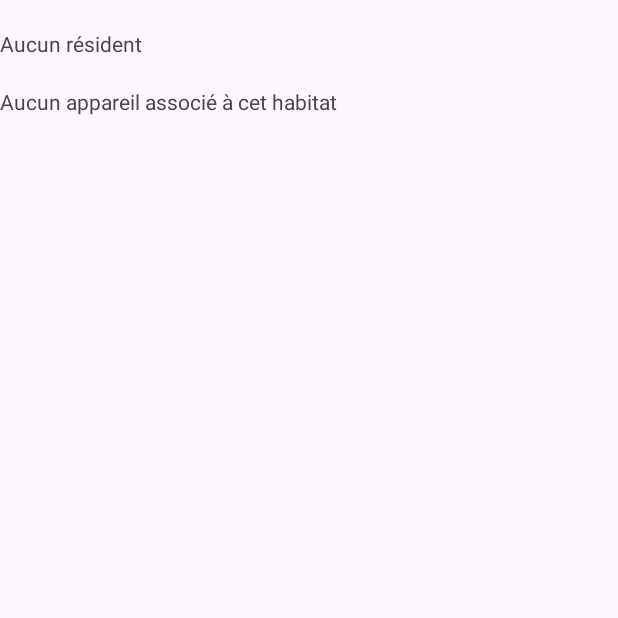
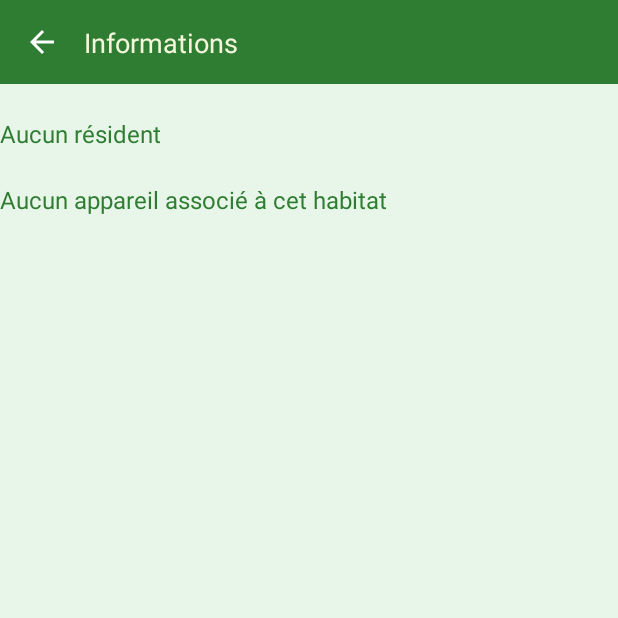
Before and after one commit to FlorianKP/Projet_Dev_Mobile, an Android app: the HabitatDetailActivity screen opened directly, with no data from a screen before it, on a phone screen of 412 x 824 dp, the top half of it. Run offline under Robolectric (Android 15) with nearby library versions, the phone set to English and light mode, and no system bars; libraries missing offline, so code that uses them is left out: com.koushikdutta.async, com.koushikdutta.ion; pictures from the network do not load; 4 statements that could not run were skipped.

Commit message:
front des listes

```diff
--- a/app/src/main/AndroidManifest.xml
+++ b/app/src/main/AndroidManifest.xml
@@ -10,6 +10,7 @@
         android:fullBackupContent="@xml/backup_rules"
         android:icon="@mipmap/ic_launcher"
         android:label="@string/app_name"
+
         android:roundIcon="@mipmap/ic_launcher_round"
         android:supportsRtl="true"
         android:theme="@style/Theme.PowerHome"
--- a/app/src/main/java/iut/dam/projet_dev_mobile/HabitatActivity.java
+++ b/app/src/main/java/iut/dam/projet_dev_mobile/HabitatActivity.java
@@ -27,7 +27,7 @@ import iut.dam.projet_dev_mobile.entities.Habitat;
 
 public class HabitatActivity extends AppCompatActivity {
 
-    private static final String SERVER_URL = "http://192.168.1.22/powerhome/getHabitats_v3.php";
+    private static final String SERVER_URL = "http://192.168.1.140/powerhome/getHabitats_v3.php";
     private ListView listView;
     private ProgressDialog pDialog;
 
@@ -36,6 +36,7 @@ public class HabitatActivity extends AppCompatActivity {
         super.onCreate(savedInstanceState);
         EdgeToEdge.enable(this);
         setContentView(R.layout.activity_list);
+        getSupportActionBar().hide();
 
         // 🔹 INITIALISATION de listView AVANT d’appeler fetchHabitatsFromServer()
         listView = findViewById(R.id.listView);
@@ -104,5 +105,8 @@ public class HabitatActivity extends AppCompatActivity {
         HabitatAdapter adapter = new HabitatAdapter(this, R.layout.item_habitat, habitats);
         listView.setAdapter(adapter);
     }
-
+    public void clickRetour(View view) {
+        Intent intent = new Intent(HabitatActivity.this, HabitatActivity.class);
+        startActivity(intent);
+    }
 }
--- a/app/src/main/java/iut/dam/projet_dev_mobile/HabitatDetailActivity.java
+++ b/app/src/main/java/iut/dam/projet_dev_mobile/HabitatDetailActivity.java
@@ -1,7 +1,9 @@
 package iut.dam.projet_dev_mobile;
 
+import android.content.Intent;
 import android.os.Bundle;
 import android.util.Log;
+import android.view.View;
 import android.widget.TextView;
 import android.widget.Toast;
 
@@ -20,7 +22,7 @@ import iut.dam.projet_dev_mobile.entities.Appliance;
 import iut.dam.projet_dev_mobile.entities.Habitat;
 
 public class HabitatDetailActivity extends AppCompatActivity {
-    private static final String SERVER_URL = "http://192.168.1.22/powerhome/getTotalWattage.php";
+    private static final String SERVER_URL = "http://192.168.1.140/powerhome/getTotalWattage.php";
     private Habitat habitat;
 
     @Override
@@ -85,4 +87,8 @@ public class HabitatDetailActivity extends AppCompatActivity {
                     }
                 });
     }
+    public void clickRetour(View view) {
+        Intent intent = new Intent(HabitatDetailActivity.this, HabitatActivity.class);
+        startActivity(intent);
+    }
 }
--- a/app/src/main/java/iut/dam/projet_dev_mobile/LoginActivity.java
+++ b/app/src/main/java/iut/dam/projet_dev_mobile/LoginActivity.java
@@ -23,7 +23,7 @@ import org.json.JSONObject;
 
 public class LoginActivity extends AppCompatActivity {
 
-    private static final String LOGIN_URL = "http://192.168.1.22/powerhome/login.php";
+    private static final String LOGIN_URL = "http://192.168.1.140/powerhome/login.php";
 
     @Override
     protected void onCreate(Bundle savedInstanceState) {
--- a/app/src/main/java/iut/dam/projet_dev_mobile/RegisterActivity.java
+++ b/app/src/main/java/iut/dam/projet_dev_mobile/RegisterActivity.java
@@ -23,7 +23,7 @@ import com.koushikdutta.async.future.FutureCallback;
 import com.koushikdutta.ion.Ion;
 
 public class RegisterActivity extends AppCompatActivity {
-    private static final String LOGIN_URL = "http://192.168.1.22/powerhome/register.php";
+    private static final String LOGIN_URL = "http://192.168.1.140/powerhome/register.php";
 
     @Override
     protected void onCreate(Bundle savedInstanceState) {
--- a/app/src/main/res/layout/activity_habitat_detail.xml
+++ b/app/src/main/res/layout/activity_habitat_detail.xml
@@ -6,26 +6,67 @@
     android:layout_width="match_parent"
     android:layout_height="match_parent"
     android:orientation="vertical"
+    android:background="@color/eco_green_light"
     tools:context=".HabitatDetailActivity">
+    <LinearLayout
+        android:id="@+id/header"
+        android:layout_width="match_parent"
+        android:layout_height="56dp"
+        android:background="@color/eco_green_dark"
+        android:orientation="horizontal"
+        android:padding="16dp"
+        android:gravity="center_vertical"
+        android:weightSum="1"
+        app:layout_constraintTop_toTopOf="parent">
+        <ImageButton
+            android:id="@+id/btn_back"
+            android:layout_width="24dp"
+            android:layout_height="24dp"
+            android:layout_marginEnd="16dp"
+            android:src="@drawable/baseline_arrow_back_24"
+            android:background="?android:attr/selectableItemBackgroundBorderless"
+            android:layout_weight="0"
+            android:onClick="clickRetour"
+            />
+        <TextView
+            android:layout_width="match_parent"
+            android:layout_height="match_parent"
+            android:text="Informations"
+            android:textColor="@color/eco_beige"
+            android:textSize="18sp"
+            android:layout_weight="1"
+            />
+    </LinearLayout>
     <TextView
         android:id="@+id/habitat"
         android:layout_width="match_parent"
-        android:layout_height="wrap_content">
+        android:layout_height="wrap_content"
+        android:textColor="@color/eco_green_dark"
+        android:textSize="16sp"
+        >
     </TextView>
     <TextView
         android:id="@+id/resident"
         android:layout_width="match_parent"
-        android:layout_height="wrap_content">
+        android:layout_height="wrap_content"
+        android:textColor="@color/eco_green_dark"
+        android:textSize="16sp"
+        >
     </TextView>
     <TextView
         android:id="@+id/conso"
         android:layout_width="match_parent"
-        android:layout_height="wrap_content">
+        android:layout_height="wrap_content"
+        android:textColor="@color/eco_green_dark"
+        android:textSize="16sp"
+        >
     </TextView>
     <TextView
         android:id="@+id/appliances"
         android:layout_width="match_parent"
-        android:layout_height="wrap_content">
+        android:layout_height="wrap_content"
+        android:textColor="@color/eco_green_dark"
+        android:textSize="16sp">
     </TextView>
 
 </LinearLayout>
--- a/app/src/main/res/layout/activity_list.xml
+++ b/app/src/main/res/layout/activity_list.xml
@@ -1,12 +1,14 @@
 <?xml version="1.0" encoding="utf-8"?>
 
-<androidx.constraintlayout.widget.ConstraintLayout xmlns:android="http://schemas.android.com/apk/res/android"
+<LinearLayout xmlns:android="http://schemas.android.com/apk/res/android"
     xmlns:app="http://schemas.android.com/apk/res-auto"
     xmlns:tools="http://schemas.android.com/tools"
     android:id="@+id/main"
     android:layout_width="match_parent"
     android:layout_height="match_parent"
+    android:background="@color/eco_green_light"
     tools:context=".HabitatActivity">
+
     <ListView
         android:id="@+id/listView"
         android:layout_width="match_parent"
@@ -14,4 +16,4 @@
         android:divider="@android:color/darker_gray"
         android:dividerHeight="1dp"/>
 
-</androidx.constraintlayout.widget.ConstraintLayout>
+</LinearLayout>
--- a/app/src/main/res/values/themes.xml
+++ b/app/src/main/res/values/themes.xml
@@ -1,8 +1,8 @@
 <resources xmlns:tools="http://schemas.android.com/tools">
     <!-- Base application theme. -->
     <style name="Base.Theme.PowerHome" parent="Theme.Material3.DayNight.NoActionBar">
-        <!-- Customize your light theme here. -->
-        <!-- <item name="colorPrimary">@color/my_light_primary</item> -->
+        <item name="windowActionBar">false</item>
+        <item name="windowNoTitle">true</item>
     </style>
 
     <style name="Theme.PowerHome" parent="Base.Theme.PowerHome" />
```
